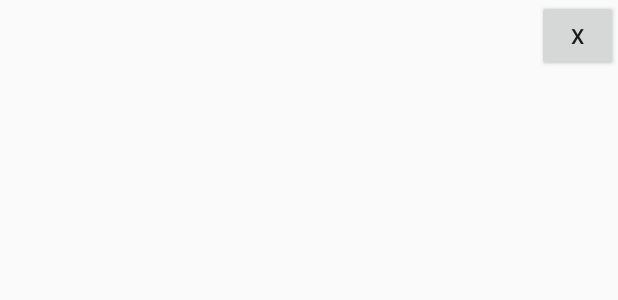
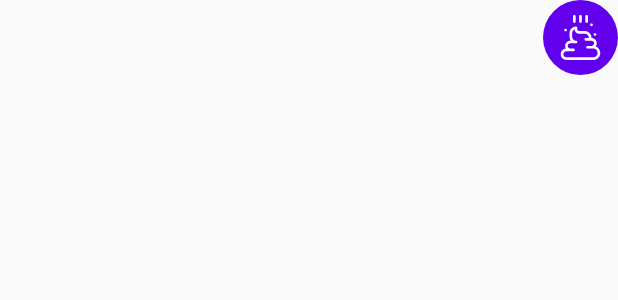
Before and after one commit to zilzilok/android-internet-alerts, an Android app: the layout list_item.xml on its own in the app's theme, with its tools: preview values and no code run, on a phone screen of 412 x 824 dp. Shown: the top 300 px of the screen. Run offline under Robolectric (Android 15) with nearby library versions, the phone set to English and light mode, and no system bars.

Commit message:
adding items and some features
added listview with custom elements (connection types) + some visual things

```diff
--- a/app/src/main/res/drawable/button_normal.xml
+++ b/app/src/main/res/drawable/button_normal.xml
@@ -3,4 +3,5 @@
     android:shape="rectangle">
 
     <solid android:color="@color/colorPrimary" />
+    <corners android:radius="100dp" />
 </shape>
--- a/app/src/main/res/drawable/button_selected.xml
+++ b/app/src/main/res/drawable/button_selected.xml
@@ -3,4 +3,5 @@
     android:shape="rectangle">
 
     <solid android:color="@color/colorPrimaryDark" />
+    <corners android:radius="100dp" />
 </shape>
--- /dev/null
+++ b/app/src/main/res/drawable/ic_poop.xml
@@ -0,0 +1,27 @@
+<vector xmlns:android="http://schemas.android.com/apk/res/android"
+    android:width="512dp"
+    android:height="512dp"
+    android:viewportWidth="512"
+    android:viewportHeight="512">
+  <path
+      android:fillColor="#FF000000"
+      android:pathData="m326,90c8.284,0 15,-6.716 15,-15v-60c0,-8.284 -6.716,-15 -15,-15s-15,6.716 -15,15v60c0,8.284 6.716,15 15,15z"/>
+  <path
+      android:fillColor="#FF000000"
+      android:pathData="m256,90c8.284,0 15,-6.716 15,-15v-60c0,-8.284 -6.716,-15 -15,-15s-15,6.716 -15,15v60c0,8.284 6.716,15 15,15z"/>
+  <path
+      android:fillColor="#FF000000"
+      android:pathData="m186,90c8.284,0 15,-6.716 15,-15v-60c0,-8.284 -6.716,-15 -15,-15s-15,6.716 -15,15v60c0,8.284 6.716,15 15,15z"/>
+  <path
+      android:fillColor="#FF000000"
+      android:pathData="m429.499,357.265c7.224,-9.907 11.501,-22.093 11.501,-35.265 0,-33.084 -26.916,-60 -60,-60v-5c0,-41.355 -33.645,-75 -75,-75h-66.148c-7.236,0 -13.713,-3.437 -17.77,-9.428 -4.057,-5.992 -4.842,-13.282 -2.154,-20.002 1.848,-4.621 1.283,-9.858 -1.507,-13.979 -2.79,-4.122 -7.443,-6.591 -12.421,-6.591 -41.355,0 -75,33.645 -75,75v40c0,16.869 5.6,32.457 15.035,45h-5.035c-33.084,0 -60,26.916 -60,60 0,11.068 3.025,21.437 8.272,30.348 -32.691,3.377 -58.272,31.083 -58.272,64.652 0,35.841 29.159,65 65,65h305c44.112,0 80,-35.888 80,-80 0,-34.075 -21.423,-63.225 -51.501,-74.735zM401,482h-305c-19.299,0 -35,-15.701 -35,-35s15.701,-35 35,-35h80c8.284,0 15,-6.716 15,-15s-6.716,-15 -15,-15h-35c-16.542,0 -30,-13.458 -30,-30s13.458,-30 30,-30h65c8.284,0 15,-6.716 15,-15s-6.716,-15 -15,-15c-24.813,0 -45,-20.187 -45,-45v-40c0,-18.657 11.413,-34.698 27.623,-41.51 0.815,8.434 3.715,16.66 8.617,23.9 9.585,14.158 25.515,22.61 42.612,22.61h66.148c24.813,0 45,20.187 45,45v5h-35c-8.284,0 -15,6.716 -15,15s6.716,15 15,15h65c16.542,0 30,13.458 30,30s-13.458,30 -30,30h-45c-8.284,0 -15,6.716 -15,15s6.716,15 15,15h65c27.57,0 50,22.43 50,50s-22.43,50 -50,50z"/>
+  <path
+      android:fillColor="#FF000000"
+      android:pathData="M86,172m-15,0a15,15 0,1 1,30 0a15,15 0,1 1,-30 0"/>
+  <path
+      android:fillColor="#FF000000"
+      android:pathData="M421,222m-15,0a15,15 0,1 1,30 0a15,15 0,1 1,-30 0"/>
+  <path
+      android:fillColor="#FF000000"
+      android:pathData="M381,112m-15,0a15,15 0,1 1,30 0a15,15 0,1 1,-30 0"/>
+</vector>
--- a/app/src/main/res/layout/list_item.xml
+++ b/app/src/main/res/layout/list_item.xml
@@ -1,30 +1,29 @@
 <?xml version="1.0" encoding="utf-8"?>
 <LinearLayout xmlns:android="http://schemas.android.com/apk/res/android"
+    xmlns:app="http://schemas.android.com/apk/res-auto"
     android:layout_width="match_parent"
-    android:layout_height="match_parent">
+    android:layout_height="wrap_content">
 
     <TextView
-        android:id="@+id/textViewFrom"
+        android:id="@+id/textViewConType"
         android:layout_width="wrap_content"
-        android:layout_height="wrap_content"
-        android:layout_weight="1"
+        android:layout_height="50dp"
+        android:layout_weight="10"
         android:gravity="center"
         android:text=""
+        android:textColor="@color/colorPrimary"
         android:textSize="20sp" />
 
-    <TextView
-        android:id="@+id/textViewTo"
-        android:layout_width="wrap_content"
-        android:layout_height="wrap_content"
-        android:layout_weight="1"
-        android:gravity="center"
-        android:text=""
-        android:textSize="20sp" />
+    <ImageView
+        android:id="@+id/imageViewPoop"
+        android:layout_width="50dp"
+        android:layout_height="50dp"
+        android:layout_gravity="center"
+        android:layout_weight="0"
+        android:background="@drawable/button_background"
+        android:contentDescription="Oh, shit"
+        android:padding="10dp"
+        android:tint="@color/white"
+        app:srcCompat="@drawable/ic_poop" />
 
-    <Button
-        android:id="@+id/buttonDelete"
-        android:layout_width="0dp"
-        android:layout_height="wrap_content"
-        android:layout_weight="0.3"
-        android:text="X" />
 </LinearLayout>
--- a/app/src/main/res/values/colors.xml
+++ b/app/src/main/res/values/colors.xml
@@ -2,7 +2,8 @@
 <resources>
     <color name="colorPrimary">#6200EE</color>
     <color name="colorPrimaryDark">#3700B3</color>
-    <color name="colorPrimaryLight">#D4CBE8</color>
+    <color name="colorPrimaryFlex">#A487E4</color>
+    <color name="colorPrimaryLight">#E7CDFD</color>
     <color name="colorAccent">#03DAC5</color>
 
     <!--Progress button colors-->
--- a/app/src/main/res/values/styles.xml
+++ b/app/src/main/res/values/styles.xml
@@ -6,6 +6,18 @@
         <item name="colorPrimary">@color/colorPrimary</item>
         <item name="colorPrimaryDark">@color/colorPrimaryDark</item>
         <item name="colorAccent">@color/colorAccent</item>
+        <item name="android:textAppearanceLargePopupMenu">@style/myPopupMenuTextAppearanceLarge
+        </item>
+        <item name="android:textAppearanceSmallPopupMenu">@style/myPopupMenuTextAppearanceSmall
+        </item>
+    </style>
+
+    <style name="myPopupMenuTextAppearanceSmall" parent="@android:style/TextAppearance.DeviceDefault.Widget.PopupMenu.Small">
+        <item name="android:textColor">@color/colorPrimary</item>
+    </style>
+
+    <style name="myPopupMenuTextAppearanceLarge" parent="@android:style/TextAppearance.DeviceDefault.Widget.PopupMenu.Large">
+        <item name="android:textColor">@color/colorPrimary</item>
     </style>
 
 </resources>
```
Also changed, not shown: app/src/main/AndroidManifest.xml (+6 -3 lines), app/src/main/java/ru/zilzilok/android_internet_alerts/activities/MainActivity.java (+93 -40 lines), app/src/main/java/ru/zilzilok/android_internet_alerts/utils/AlertState.java (+9 -2 lines), app/src/main/java/ru/zilzilok/android_internet_alerts/utils/AlertStateAdapter.java (added, +50 -0 lines), app/src/main/res/layout/activity_main.xml (+7 -13 lines), app/src/main/res/menu/popup_alerts_menu.xml (added, +18 -0 lines), app/src/main/res/mipmap-hdpi/ic_poop.png (added), app/src/main/res/mipmap-mdpi/ic_poop.png (added), app/src/main/res/mipmap-xhdpi/ic_poop.png (added), app/src/main/res/mipmap-xxhdpi/ic_poop.png (added), app/src/main/res/mipmap-xxxhdpi/ic_poop.png (added).
